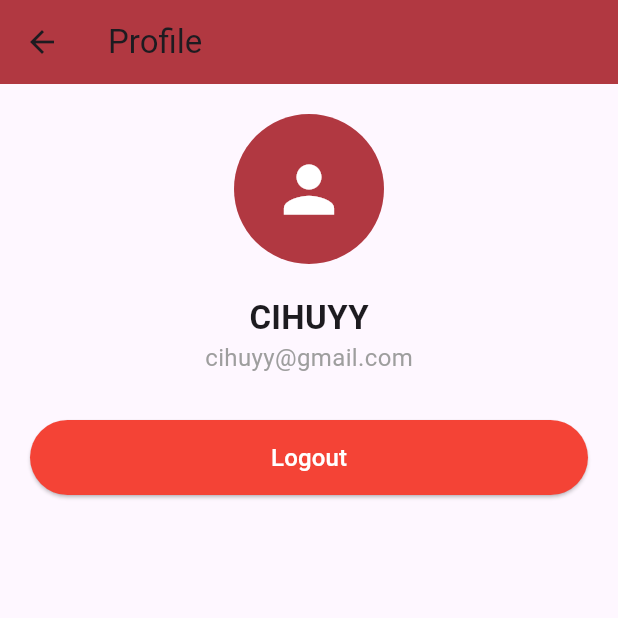
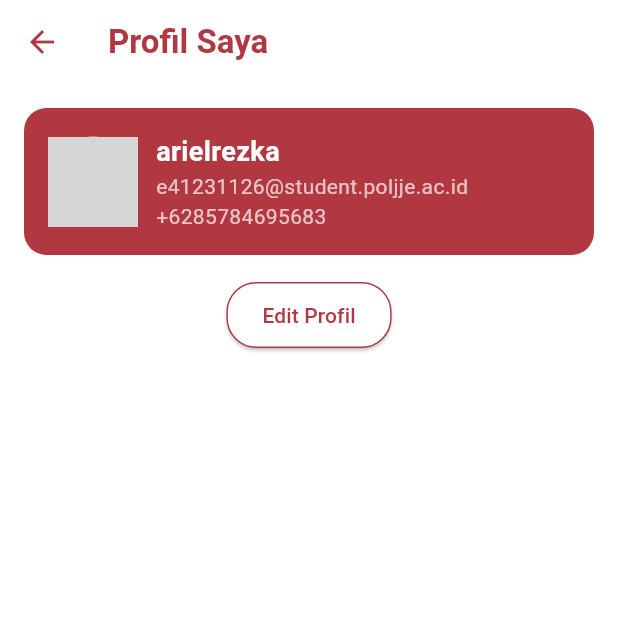
Before and after one commit to Bslmmmm/CafeKotaKita-Mobile, a Flutter app: the ProfileScreen screen opened directly, on a phone screen of 412 x 824 dp, the top half of it. Run offline on Flutter 3.47's test engine with Material 3 defaults, Android fonts, the phone set to English and light mode, and no system bars; our stand-ins replace flutter_map, latlong2; grey boxes are pictures that could not be loaded.

Commit message:
update front end
launcher icon, profile , navbar

```diff
--- a/lib/page/profile_screen.dart
+++ b/lib/page/profile_screen.dart
@@ -2,61 +2,115 @@ import 'package:flutter/material.dart';
 import '../auth/login_screen.dart';
 
 class ProfileScreen extends StatelessWidget {
-  final String username = "CIHUYY"; // Bisa diganti dengan data dari backend
-  final String email = "cihuyy@gmail.com"; // Bisa diganti dengan data dari backend
+  final String username = "arielrezka"; // Data dari backend
+  final String email = "e41231126@student.poljje.ac.id"; // Data dari backend
+  final String phone = "+6285784695683"; // Data dari backend
+  final String profileImage = "assets/profile.jpg"; // Gambar profil
 
   @override
   Widget build(BuildContext context) {
     return Scaffold(
+      backgroundColor: Colors.white,
       appBar: AppBar(
-        title: Text("Profile"),
-        backgroundColor: Color(0xFFB13841), // Warna utama
+        backgroundColor: Colors.white,
+        elevation: 0,
+        leading: IconButton(
+          icon: Icon(Icons.arrow_back, color: Color(0xFFB13841)),
+          onPressed: () {
+            Navigator.pop(context);
+          },
         ),
-      body: Padding(
-        padding: EdgeInsets.all(20),
+        title: Text(
+          "Profil Saya",
+          style: TextStyle(
+            color: Color(0xFFB13841),
+            fontWeight: FontWeight.bold,
+          ),
+        ),
+      ),
+      body: Column(
+        children: [
+          Padding(
+            padding: EdgeInsets.all(16),
+            child: Container(
+              decoration: BoxDecoration(
+                color: Color(0xFFB13841),
+                borderRadius: BorderRadius.circular(15),
+              ),
+              padding: EdgeInsets.all(16),
+              child: Row(
+                children: [
+                  CircleAvatar(
+                    radius: 30,
+                    backgroundImage: AssetImage(profileImage),
+                  ),
+                  SizedBox(width: 12),
+                  Expanded(
                     child: Column(
-          crossAxisAlignment: CrossAxisAlignment.center,
+                      crossAxisAlignment: CrossAxisAlignment.start,
                       children: [
-            // Avatar
-            CircleAvatar(
-              radius: 50,
-              backgroundColor: Color(0xFFB13841),
-              child: Icon(Icons.person, size: 50, color: Colors.white),
-            ),
-            SizedBox(height: 20),
-
-            // Nama User
                         Text(
                           username,
-              style: TextStyle(fontSize: 22, fontWeight: FontWeight.bold),
+                          style: TextStyle(
+                            fontSize: 18,
+                            fontWeight: FontWeight.bold,
+                            color: Colors.white,
+                          ),
                         ),
                         Text(
                           email,
-              style: TextStyle(fontSize: 16, color: Colors.grey),
+                          style: TextStyle(fontSize: 14, color: Colors.white70),
                         ),
-            SizedBox(height: 30),
-
-            // Tombol Logout
-            ElevatedButton(
-              onPressed: () {
-                // Logout dan kembali ke halaman login
-                Navigator.pushReplacement(
-                  context,
-                  MaterialPageRoute(builder: (context) => LoginScreen()),
-                );
-              },
-              style: ElevatedButton.styleFrom(
-                backgroundColor: Colors.red,
-                minimumSize: Size(double.infinity, 50),
+                        Text(
+                          phone,
+                          style: TextStyle(fontSize: 14, color: Colors.white70),
                         ),
-              child: Text(
-                "Logout",
-                style: TextStyle(color: Colors.white, fontSize: 16),
+                      ],
                     ),
                   ),
                 ],
               ),
             ),
+          ),
+          ElevatedButton(
+            onPressed: () {},
+            style: ElevatedButton.styleFrom(
+              backgroundColor: Colors.white,
+              side: BorderSide(color: Color(0xFFB13841)),
+              shape: RoundedRectangleBorder(
+                borderRadius: BorderRadius.circular(20),
+              ),
+              padding: EdgeInsets.symmetric(horizontal: 24, vertical: 12),
+            ),
+            child: Text(
+              "Edit Profil",
+              style: TextStyle(color: Color(0xFFB13841)),
+            ),
+          ),
+          Spacer(),
+          BottomNavigationBar(
+            backgroundColor: Color(0xFFB13841),
+            selectedItemColor: Colors.white,
+            unselectedItemColor: Colors.white70,
+            showSelectedLabels: false,
+            showUnselectedLabels: false,
+            items: [
+              BottomNavigationBarItem(icon: Icon(Icons.home), label: ""),
+              BottomNavigationBarItem(icon: Icon(Icons.location_on), label: ""),
+              BottomNavigationBarItem(
+                icon: Text(
+                  "kafe\nkata\nkita",
+                  textAlign: TextAlign.center,
+                  style: TextStyle(color: Colors.white, fontSize: 12),
+                ),
+                label: "",
+              ),
+              BottomNavigationBarItem(icon: Icon(Icons.groups), label: ""),
+              BottomNavigationBarItem(icon: Icon(Icons.person), label: ""),
+            ],
+          ),
+        ],
+      ),
     );
   }
 }
--- a/pubspec.yaml
+++ b/pubspec.yaml
@@ -41,6 +41,12 @@ dependencies:
 dev_dependencies:
   flutter_test:
     sdk: flutter
+  flutter_launcher_icons: "^0.14.3"
+
+flutter_launcher_icons:
+  android: "launcher_icon"
+  ios: true
+  image_path: "assets/images/icon.png"
 
   # The "flutter_lints" package below contains a set of recommended lints to
   # encourage good coding practices. The lint set provided by the package is
```
Also changed, not shown: lib/page/home_screen.dart (+42 -14 lines), assets/images/icon.png (added), pubspec.lock, 154 other files. Lines whose indentation alone changed are shown as unchanged.
